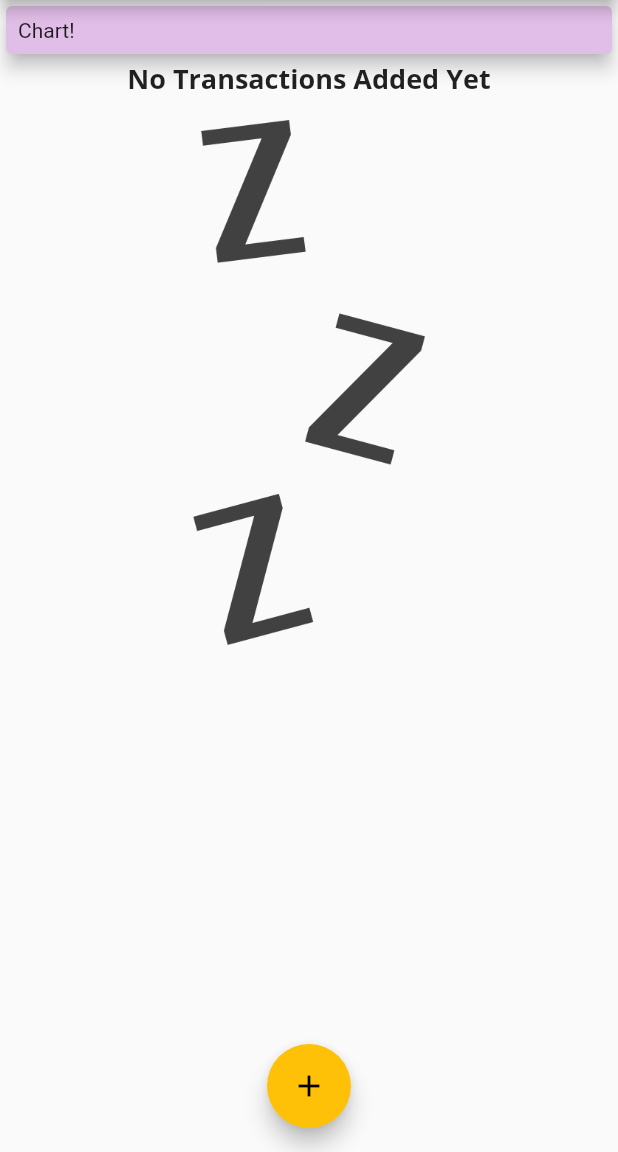
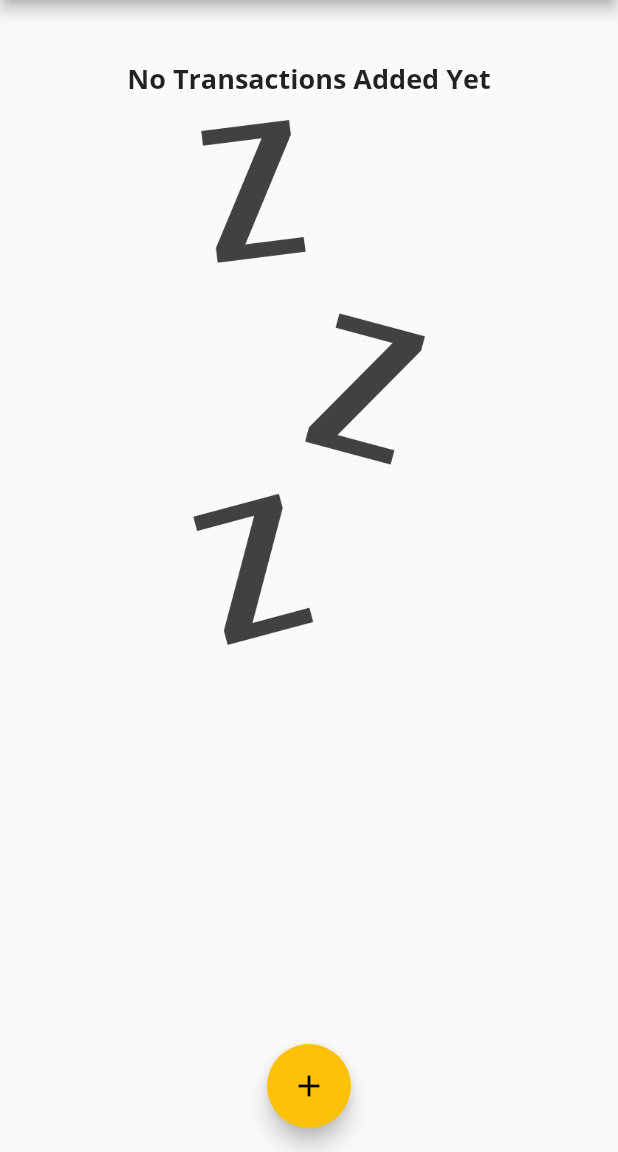
Before and after one commit to AyariAhmed/Personal-Expenses-Mobile-App, a Flutter app: the screen it shows after launch, on a phone screen of 412 x 824 dp, the part 84-1236 px from its top. Run offline on Flutter 3.47's test engine with Material 2 defaults, Android fonts, the phone set to English and light mode, and no system bars.

Commit message:
Added Chart Widget

```diff
--- a/lib/main.dart
+++ b/lib/main.dart
@@ -2,6 +2,7 @@ import 'package:flutter/material.dart';
 import 'package:personal_expenses/widgets/new_transaction.dart';
 import 'package:personal_expenses/models/transaction.dart';
 import 'package:personal_expenses/widgets/transaction_list.dart';
+import 'package:personal_expenses/widgets/chart.dart';
 
 void main() {
   runApp(MyApp());
@@ -49,6 +50,13 @@ class _MyHomePageState extends State<MyHomePage> {
     ),*/
   ];
 
+  List<Transaction> get _recentTransactions {
+    return _userTransactions
+        .where((element) =>
+            element.date.isAfter(DateTime.now().subtract(Duration(days: 7))))
+        .toList();
+  }
+
   void _addNewTransaction({String txTitle, double txAmount}) {
     final Transaction newTx = Transaction(
         id: DateTime.now().toString(),
@@ -91,20 +99,7 @@ class _MyHomePageState extends State<MyHomePage> {
         mainAxisAlignment: MainAxisAlignment.start,
         crossAxisAlignment: CrossAxisAlignment.stretch,
         children: [
-          Container(
-            width: double.infinity,
-            child: Card(
-              child: Container(
-                padding: EdgeInsets.all(8),
-                child: Text(
-                  'Chart!',
-                  textAlign: TextAlign.start,
-                ),
-              ),
-              elevation: 5,
-              color: Theme.of(context).primaryColorLight,
-            ),
-          ),
+          Chart(recentTransactions: _recentTransactions),
           TransactionList(_userTransactions),
         ],
       ),
--- /dev/null
+++ b/lib/widgets/chart.dart
@@ -0,0 +1,45 @@
+import 'package:flutter/material.dart';
+import 'package:personal_expenses/models/transaction.dart';
+import 'package:intl/intl.dart';
+
+class Chart extends StatelessWidget {
+
+  final List<Transaction> recentTransactions;
+
+  Chart({@required this.recentTransactions});
+
+  List<Map<String, Object>> get groupedTransactionValues {
+    return List.generate(7, (index) {
+      final weekday = DateTime.now().subtract(Duration(days: index));
+
+      double totalSum = 0.0;
+      for (var i = 0; i < recentTransactions.length; i++) {
+        if (recentTransactions[i].date.day == weekday.day &&
+            recentTransactions[i].date.month == weekday.month &&
+            recentTransactions[i].date.year == weekday.year
+        ){
+          totalSum += recentTransactions[i].amount;
+        }
+      }
+
+      print('Day ${DateFormat.E().format(weekday)}  -  Amount : ${totalSum}');
+
+      return {'day': DateFormat.E().format(weekday), 'amount': totalSum};
+    });
+  }
+
+
+  @override
+  Widget build(BuildContext context) {
+    print(groupedTransactionValues);
+
+    return Card(
+      elevation: 6,
+      margin: EdgeInsets.all(20),
+      child: Row(
+        children: [
+        ],
+      ),
+    );
+  }
+}
```
